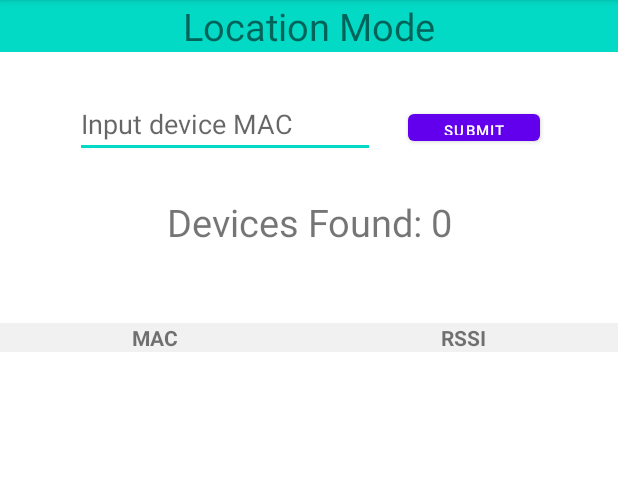
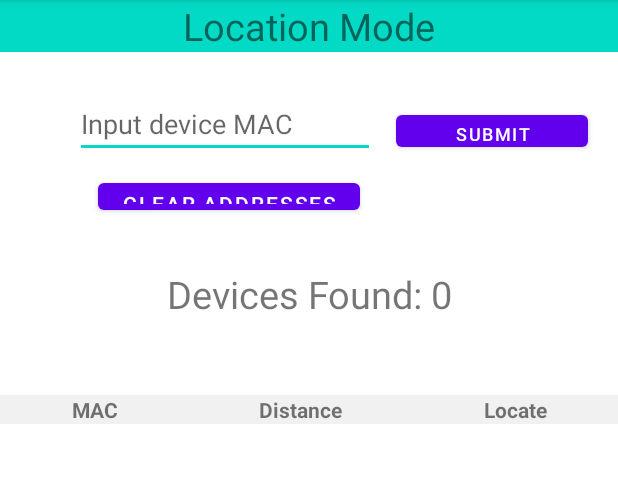
Before and after one commit to ImBerkayKaplan/Privacy-Tag-Artifacts, an Android app: the BleScanner screen opened directly, with no data from a screen before it, on a phone screen of 412 x 824 dp, the part 84-567 px from its top. Run offline under Robolectric (Android 15) with nearby library versions, the phone set to English and light mode, and no system bars; 2 statements that could not run were skipped.

Commit message:
Updated texts and layouts

```diff
--- a/Android Application/app/src/main/java/com/example/SPLICEApp/MainActivity.java
+++ b/Android Application/app/src/main/java/com/example/SPLICEApp/MainActivity.java
@@ -20,7 +20,7 @@ public class MainActivity extends AppCompatActivity {
     @Override
     protected void onCreate(Bundle savedInstanceState) {
         super.onCreate(savedInstanceState);
-        setContentView(R.layout.activity_main);
+        setContentView(R.layout.main_menu_screen);
 
         // Android requires developers to explicitly ask for location permission from users
         int permissionCheck = ContextCompat.checkSelfPermission(this, Manifest.permission.ACCESS_FINE_LOCATION);
--- a/Android Application/app/src/main/java/com/example/SPLICEApp/NfcScanner.java
+++ b/Android Application/app/src/main/java/com/example/SPLICEApp/NfcScanner.java
@@ -19,7 +19,7 @@ public class NfcScanner extends AppCompatActivity {
     @Override
     protected void onCreate(Bundle savedInstanceState) {
         super.onCreate(savedInstanceState);
-        setContentView(R.layout.nfc_scanner);
+        setContentView(R.layout.inventory_screen);
         tv = (TextView) findViewById(R.id.DeviceURL);
         ScanNFCDevices();
     }
--- a/Android Application/app/src/main/res/layout/ble_scanner.xml
+++ b/Android Application/app/src/main/res/layout/location_screen.xml
@@ -23,7 +23,7 @@
         android:id="@+id/NumDevices"
         android:layout_width="match_parent"
         android:layout_height="wrap_content"
-        android:layout_marginTop="96dp"
+        android:layout_marginTop="144dp"
         android:background="@color/white"
         android:gravity="center"
         android:text="Devices Found: 0"
@@ -56,10 +56,18 @@
             <TextView
                 android:layout_width="wrap_content"
                 android:layout_height="wrap_content"
-                android:text="RSSI"
+                android:text="Distance"
                 android:textStyle="bold"
                 android:layout_weight="1"
                 android:gravity="center"/>
+
+            <TextView
+                android:layout_width="wrap_content"
+                android:layout_height="wrap_content"
+                android:layout_weight="1"
+                android:gravity="center"
+                android:text="Locate"
+                android:textStyle="bold" />
 
         </TableRow>
 
@@ -83,15 +91,27 @@
 
     <Button
         android:id="@+id/storeAddress"
-        android:layout_width="wrap_content"
-        android:layout_height="30dp"
-        android:layout_marginStart="272dp"
-        android:layout_marginLeft="272dp"
-        android:layout_marginTop="35dp"
+        android:layout_width="128dp"
+        android:layout_height="33dp"
+        android:layout_marginStart="264dp"
+        android:layout_marginLeft="264dp"
+        android:layout_marginTop="36dp"
         android:onClick="saveAddress"
-        android:text="submit"
-        android:textSize="10dp"
+        android:text="Submit Address"
+        android:textSize="12dp"
         app:layout_constraintStart_toStartOf="parent"
         app:layout_constraintTop_toBottomOf="@+id/locationModeTitle" />
 
+    <Button
+        android:id="@+id/removeAddresses"
+        android:layout_width="wrap_content"
+        android:layout_height="30dp"
+        android:layout_marginTop="12dp"
+        android:layout_marginEnd="172dp"
+        android:layout_marginRight="172dp"
+        android:onClick="removeAddresses"
+        android:text="Clear addresses"
+        app:layout_constraintEnd_toEndOf="parent"
+        app:layout_constraintTop_toBottomOf="@+id/storeAddress" />
+
 </androidx.constraintlayout.widget.ConstraintLayout>
```
Also changed, not shown: Android Application/app/src/main/java/com/example/SPLICEApp/BleScanner.java (+109 -4 lines), Android Application/app/src/main/java/com/example/SPLICEApp/acousticMode.java (+0 -9 lines), Android Application/app/src/main/res/layout/activity_acoustic_mode.xml (deleted, +0 -49 lines), Android Application/app/src/main/res/layout/main_menu_screen.xml (renamed from Android Application/app/src/main/res/layout/activity_main.xml, +1 -16 lines), Android Application/app/src/main/res/layout/inventory_screen.xml (renamed from Android Application/app/src/main/res/layout/nfc_scanner.xml).
